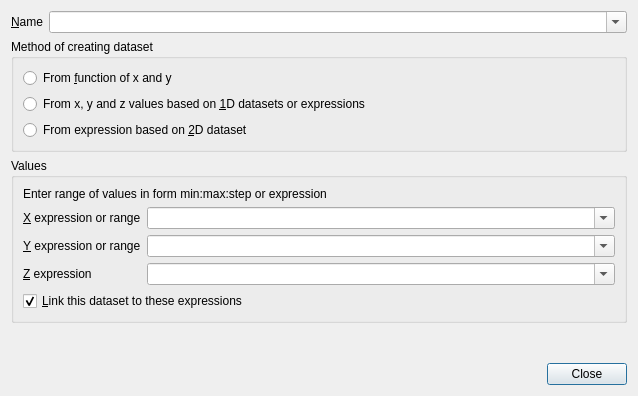
This is dialogs/datacreate2d.ui in veusz/veusz as Qt 5 draws it before an edit. The edited form follows.
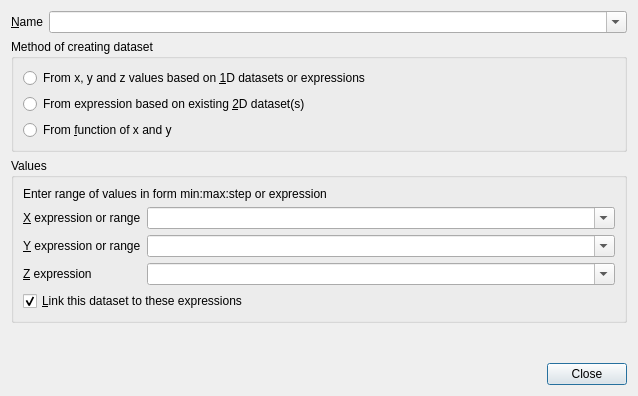
This is the edited form.

Commit message: Implement 2d dataset creation based on expressions of other 2D datasets

What changed in the file:
```diff
--- a/dialogs/datacreate2d.ui
+++ b/dialogs/datacreate2d.ui
@@ -47,13 +47,6 @@
       <string>Method of creating dataset</string>
      </property>
      <layout class="QVBoxLayout">
-      <item>
-       <widget class="QRadioButton" name="fromxyfunc">
-        <property name="text">
-         <string>From &amp;function of x and y</string>
-        </property>
-       </widget>
-      </item>
       <item>
        <widget class="QRadioButton" name="fromxyzexpr">
         <property name="text">
@@ -64,7 +57,14 @@
       <item>
        <widget class="QRadioButton" name="from2dexpr">
         <property name="text">
-         <string>From expression based on &amp;2D dataset</string>
+         <string>From expression based on existing &amp;2D dataset(s)</string>
+        </property>
+       </widget>
+      </item>
+      <item>
+       <widget class="QRadioButton" name="fromxyfunc">
+        <property name="text">
+         <string>From &amp;function of x and y</string>
         </property>
        </widget>
       </item>
```
The commit also changes 5 other files.
